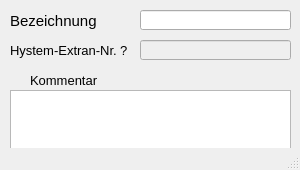
First picture: the form in qkan/forms/qkan_pumpentypen.ui, repository hoettges/QKan, before the edit.
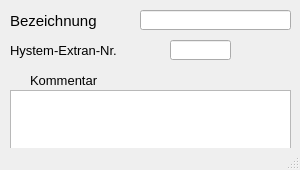
Second picture: the form after the edit.

Patch:
```diff
--- a/qkan/forms/qkan_pumpentypen.ui
+++ b/qkan/forms/qkan_pumpentypen.ui
@@ -88,13 +88,13 @@
    </widget>
    <widget class="QLineEdit" name="he_nr">
     <property name="enabled">
-     <bool>false</bool>
+     <bool>true</bool>
     </property>
     <property name="geometry">
      <rect>
-      <x>140</x>
+      <x>170</x>
       <y>40</y>
-      <width>151</width>
+      <width>61</width>
       <height>20</height>
      </rect>
     </property>
@@ -143,28 +143,6 @@
      <set>Qt::AlignLeading|Qt::AlignLeft|Qt::AlignVCenter</set>
     </property>
    </widget>
-   <widget class="QLabel" name="label_21">
-    <property name="geometry">
-     <rect>
-      <x>120</x>
-      <y>40</y>
-      <width>16</width>
-      <height>21</height>
-     </rect>
-    </property>
-    <property name="font">
-     <font>
-      <family>Tahoma</family>
-      <pointsize>10</pointsize>
-     </font>
-    </property>
-    <property name="text">
-     <string>?</string>
-    </property>
-    <property name="alignment">
-     <set>Qt::AlignLeading|Qt::AlignLeft|Qt::AlignVCenter</set>
-    </property>
-   </widget>
   </widget>
   <widget class="QStatusBar" name="statusbar"/>
  </widget>
```
Left out of the diff: 6 changed lines with no effect on the pictures.
